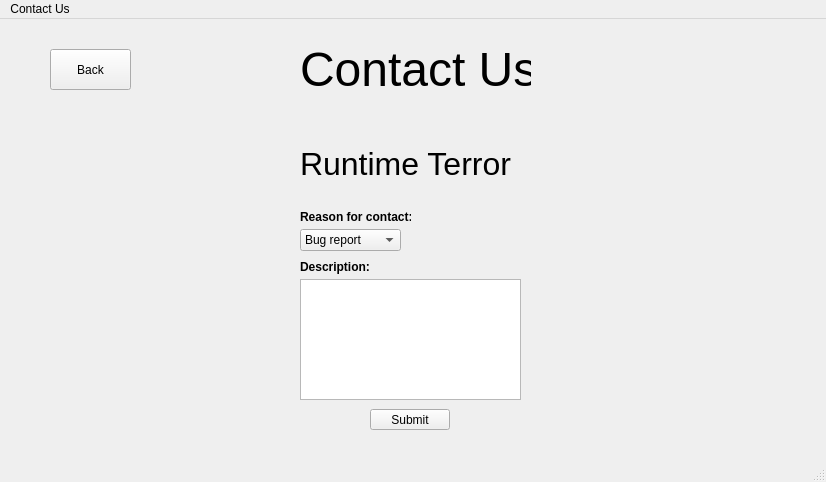
This is EuropeanVacation/mainwindow.ui in Sakezone/CS1D-Project as Qt 5 draws it before an edit. The edited form follows.
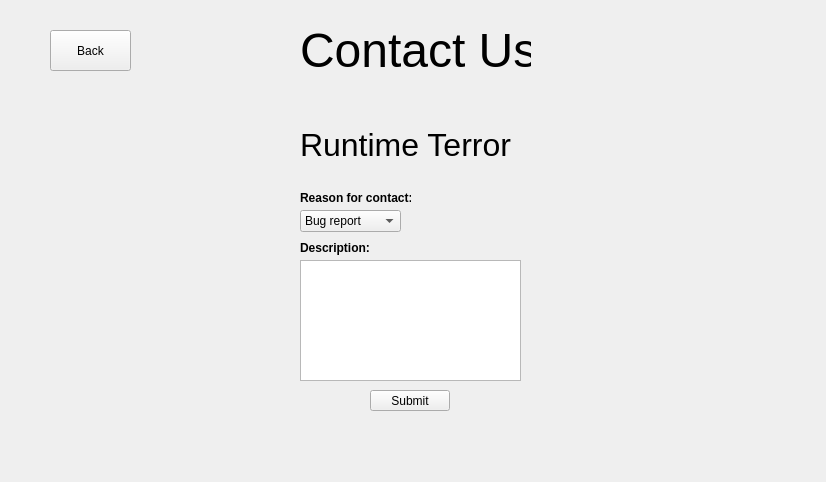
This is the edited form.

Commit message: remove menubar

Diff of the .ui file:
```diff
--- a/EuropeanVacation/mainwindow.ui
+++ b/EuropeanVacation/mainwindow.ui
@@ -139,8 +139,8 @@
        <string>&lt;!DOCTYPE HTML PUBLIC &quot;-//W3C//DTD HTML 4.0//EN&quot; &quot;http://www.w3.org/TR/REC-html40/strict.dtd&quot;&gt;
 &lt;html&gt;&lt;head&gt;&lt;meta name=&quot;qrichtext&quot; content=&quot;1&quot; /&gt;&lt;style type=&quot;text/css&quot;&gt;
 p, li { white-space: pre-wrap; }
-&lt;/style&gt;&lt;/head&gt;&lt;body style=&quot; font-family:'MS Shell Dlg 2'; font-size:8.25pt; font-weight:400; font-style:normal;&quot;&gt;
-&lt;p style=&quot;-qt-paragraph-type:empty; margin-top:0px; margin-bottom:0px; margin-left:0px; margin-right:0px; -qt-block-indent:0; text-indent:0px;&quot;&gt;&lt;br /&gt;&lt;/p&gt;&lt;/body&gt;&lt;/html&gt;</string>
+&lt;/style&gt;&lt;/head&gt;&lt;body style=&quot; font-family:'MS Shell Dlg 2'; font-size:8pt; font-weight:400; font-style:normal;&quot;&gt;
+&lt;p style=&quot;-qt-paragraph-type:empty; margin-top:0px; margin-bottom:0px; margin-left:0px; margin-right:0px; -qt-block-indent:0; text-indent:0px; font-size:8.25pt;&quot;&gt;&lt;br /&gt;&lt;/p&gt;&lt;/body&gt;&lt;/html&gt;</string>
       </property>
      </widget>
      <widget class="QLabel" name="descriptionLabel">
@@ -569,24 +569,6 @@
     </widget>
    </widget>
   </widget>
-  <widget class="QMenuBar" name="menubar">
-   <property name="geometry">
-    <rect>
-     <x>0</x>
-     <y>0</y>
-     <width>826</width>
-     <height>20</height>
-    </rect>
-   </property>
-   <widget class="QMenu" name="menudeez_nuts">
-    <property name="title">
-     <string>Contact Us</string>
-    </property>
-    <addaction name="actionDeez_nuts"/>
-   </widget>
-   <addaction name="menudeez_nuts"/>
-  </widget>
-  <widget class="QStatusBar" name="statusbar"/>
   <action name="actionDeez_nuts">
    <property name="text">
     <string>Runtime Terror, Inc.</string>
```
